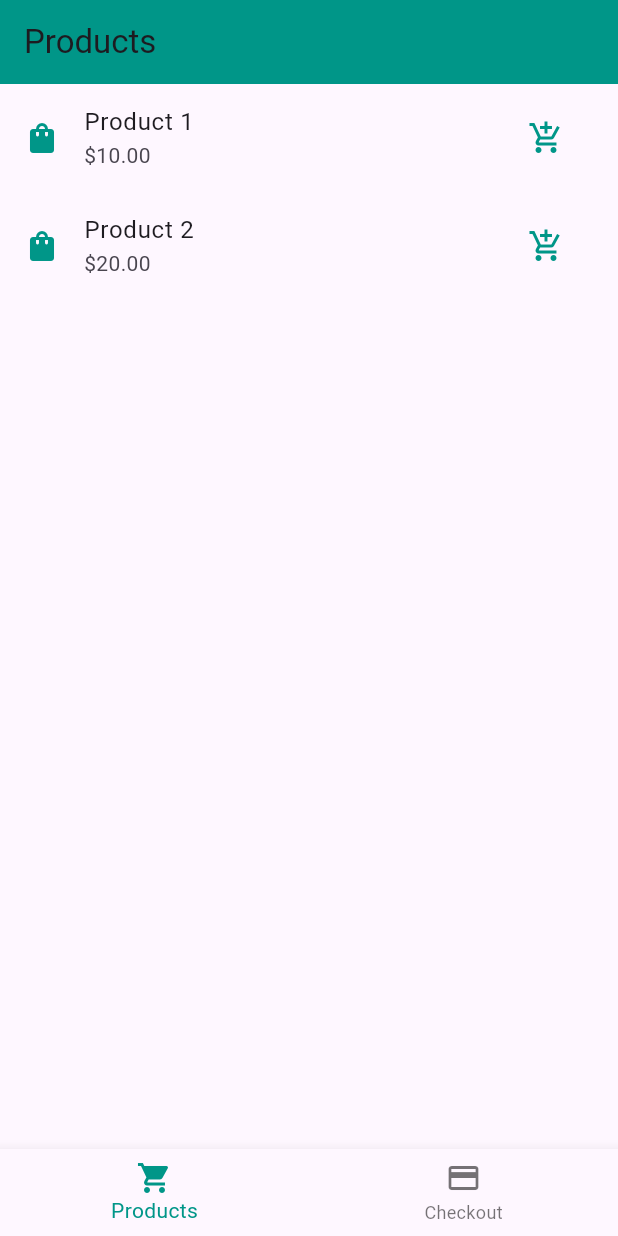
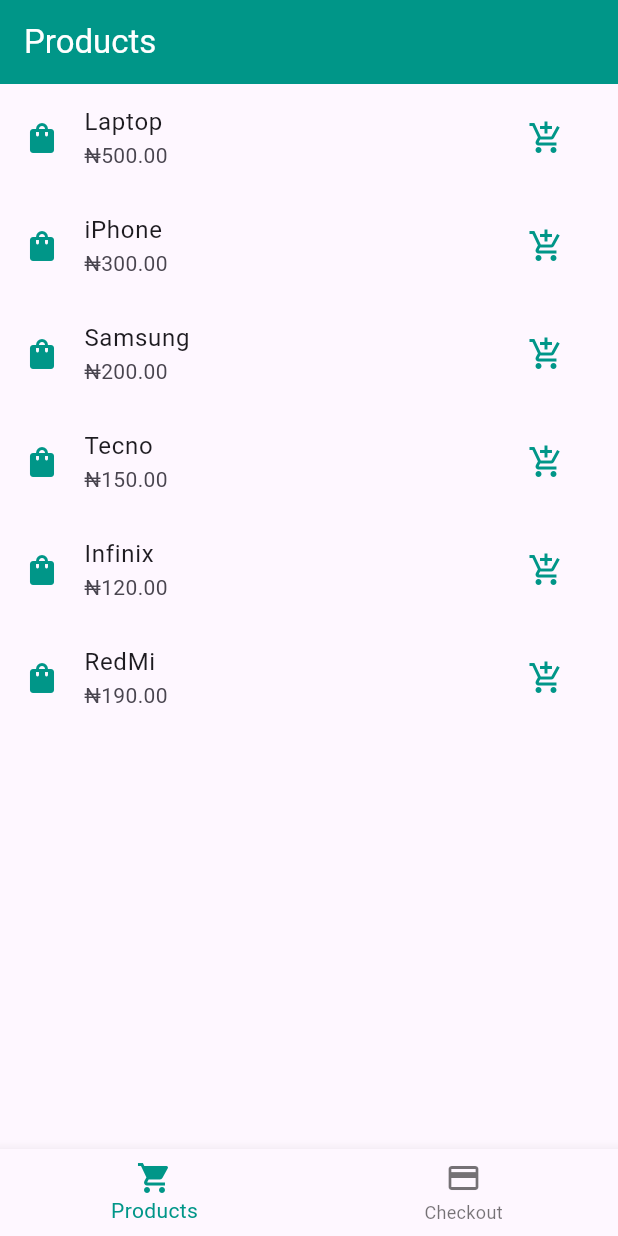
Before and after one commit to ioabdullahi/simple_shop_hng, a Flutter app: the screen it shows after launch, on a phone screen of 412 x 824 dp. Run offline on Flutter 3.47's test engine with Material 3 defaults, Android fonts, the light colour scheme and no system bars.

Commit message:
Full functionalities completed

```diff
--- a/lib/controllers/products_controller.dart
+++ b/lib/controllers/products_controller.dart
@@ -2,8 +2,12 @@
 
 class ProductController {
   List<ProductsModel> _products = [
-    ProductsModel(id: '1', name: 'Product 1', price: 10.0),
-    ProductsModel(id: '2', name: 'Product 2', price: 20.0),
+    ProductsModel(id: '1', name: 'Laptop', price: 500.0),
+    ProductsModel(id: '2', name: 'iPhone', price: 300.0),
+    ProductsModel(id: '3', name: 'Samsung', price: 200.0),
+    ProductsModel(id: '4', name: 'Tecno', price: 150.0),
+    ProductsModel(id: '5', name: 'Infinix', price: 120.0),
+    ProductsModel(id: '6', name: 'RedMi', price: 190.0),
   ];
 
   List<ProductsModel> get products => _products;
--- a/lib/main.dart
+++ b/lib/main.dart
@@ -12,10 +12,11 @@
   @override
   Widget build(BuildContext context) {
     return MaterialApp(
-      title: 'Simple Shopping App',
+      title: 'Simple Shop',
       theme: ThemeData(
         primarySwatch: Colors.teal,
       ),
+      debugShowCheckedModeBanner: false,
       home: ProductListScreen(),
       routes: {
         '/checkout': (context) => CheckoutScreen(
--- a/lib/views/checkout_screen.dart
+++ b/lib/views/checkout_screen.dart
@@ -1,6 +1,5 @@
 import 'package:flutter/material.dart';
 import '../controllers/checkout_controller.dart';
-import 'widgets/checkout_item.dart';
 import 'order_successful_screen.dart';
 
 class CheckoutScreen extends StatefulWidget {
@@ -30,7 +29,7 @@
   Widget build(BuildContext context) {
     return Scaffold(
       appBar: AppBar(
-        title: Text('Checkout'),
+        title: Text('Checkout', style: TextStyle(color: Colors.white)),
         backgroundColor: Colors.teal,
       ),
       body: widget.checkoutController.checkoutItems.isEmpty
@@ -44,7 +43,7 @@
                 return ListTile(
                   leading: Icon(Icons.shopping_bag, color: Colors.teal),
                   title: Text(product.name),
-                  subtitle: Text('\$${product.price.toStringAsFixed(2)}'),
+                  subtitle: Text('\₦${product.price.toStringAsFixed(2)}'),
                   trailing: IconButton(
                     icon: Icon(Icons.remove_shopping_cart),
                     onPressed: () {
--- a/lib/views/order_successful_screen.dart
+++ b/lib/views/order_successful_screen.dart
@@ -5,7 +5,7 @@
   Widget build(BuildContext context) {
     return Scaffold(
       appBar: AppBar(
-        title: Text('Order Successful'),
+        title: Text('Order Successful', style: TextStyle(color: Colors.white)),
         backgroundColor: Colors.teal,
       ),
       body: Center(
--- a/lib/views/products_screen.dart
+++ b/lib/views/products_screen.dart
@@ -2,7 +2,7 @@
 import 'package:simple_shop_hng/controllers/checkout_controller.dart';
 import 'package:simple_shop_hng/controllers/products_controller.dart';
 import 'package:simple_shop_hng/views/checkout_screen.dart';
-import 'package:simple_shop_hng/views/widgets/product_item.dart';
+
 
 class ProductListScreen extends StatefulWidget {
   @override
@@ -39,7 +39,7 @@
   Widget build(BuildContext context) {
     return Scaffold(
       appBar: AppBar(
-        title: Text('Products'),
+        title: Text('Products', style: TextStyle(color: Colors.white),),
         backgroundColor: Colors.teal,
       ),
       body: ListView.builder(
@@ -49,7 +49,7 @@
           return ListTile(
             leading: Icon(Icons.shopping_bag, color: Colors.teal),
             title: Text(product.name),
-            subtitle: Text('\$${product.price.toStringAsFixed(2)}'),
+            subtitle: Text('\₦${product.price.toStringAsFixed(2)}'),
             trailing: IconButton(
               icon: Icon(Icons.add_shopping_cart),
               onPressed: () {
```
